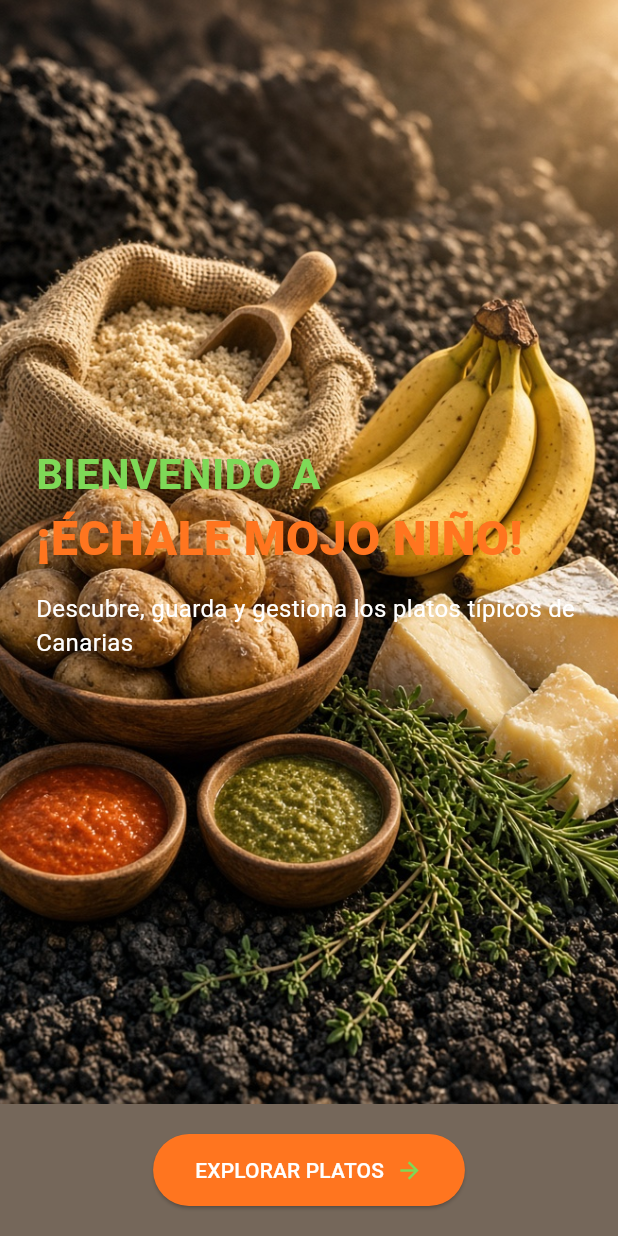
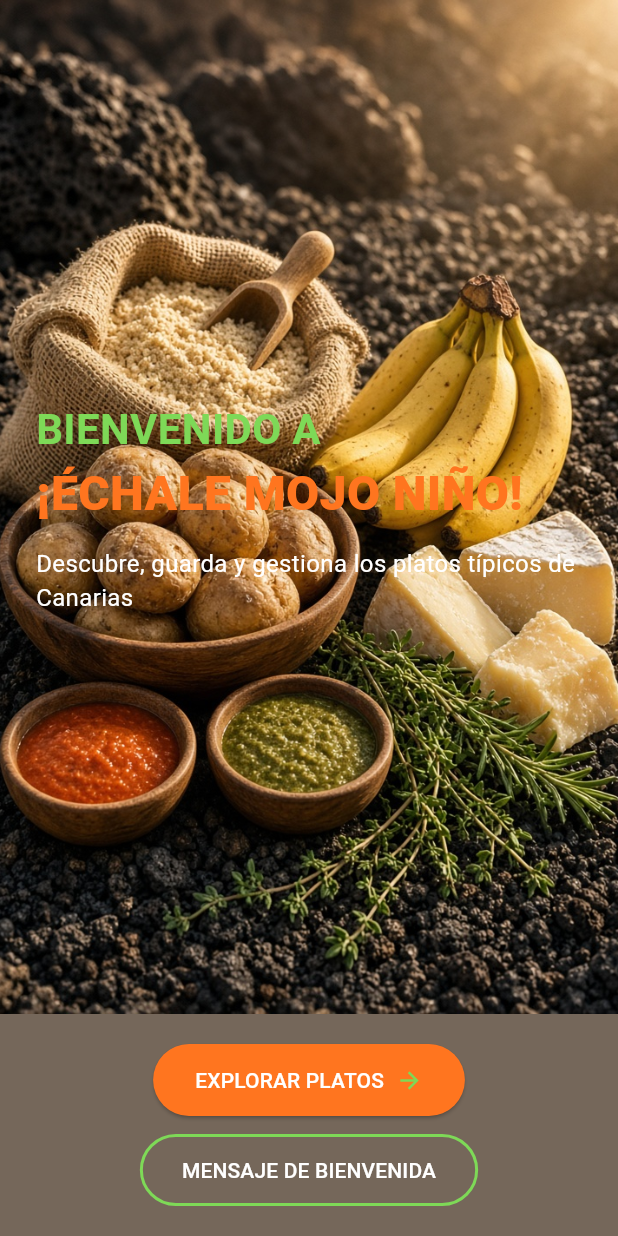
Before and after one commit to usr0852-sar/PGL-P2-MyPortfolio, a Flutter app: the Welcome screen opened by its route, on a phone screen of 412 x 824 dp. Run offline on Flutter 3.47's test engine with Material 3 defaults, Android fonts, the phone set to English and light mode, and no system bars; our stand-ins replace flutter_secure_storage, go_router, qr_flutter; accounts and stored records are empty.

Commit message:
Botón de bienvenida con el mensaje de la API

```diff
--- a/lib/widgets/welcome.dart
+++ b/lib/widgets/welcome.dart
@@ -1,11 +1,45 @@
 import 'package:flutter/material.dart';
 import 'app_drawer.dart';
+import 'package:pgl_p2_myportfolio/exceptions/app_exception.dart';
+import 'package:pgl_p2_myportfolio/services/auth_service.dart';
 
 class Welcome extends StatelessWidget {
   const Welcome({super.key});
 
+    Future<void> _saludar(BuildContext context) async {
+    String titulo = 'Bienvenida';
+    String mensaje;
+    try {
+      mensaje = await AuthService.getInstance().getWelcomeMessage();
+    } on AppException catch (e) {
+      titulo = 'Error';
+      mensaje = e.message;
+    }
+    if (!context.mounted) return;
+    await showDialog<void>(
+      context: context,
+      builder: (_) => AlertDialog(
+        backgroundColor: const Color(0xFFFFF8F1),
+        title: Text(
+          titulo,
+          style: const TextStyle(
+            fontWeight: FontWeight.bold,
+            color: Color(0xFF463521),
+          ),
+        ),
+        content: Text(mensaje),
+        actions: [
+          TextButton(
+            onPressed: () => Navigator.pop(context),
+            child: const Text('Aceptar'),
+          ),
+        ],
+      ),
+    );
+  }
   @override
   Widget build(BuildContext context) {
+
     return Scaffold(
       drawer: const AppDrawer(),
       body: Column(
@@ -59,7 +93,10 @@ class Welcome extends StatelessWidget {
               top: false,
               child: Center(
                 child: Builder(
-                  builder: (context) => ElevatedButton.icon(
+                  builder: (context) => Column(
+                    mainAxisSize: MainAxisSize.min,
+                    children: [
+                      ElevatedButton.icon(
                         onPressed: () => Scaffold.of(context).openDrawer(),
                         style: ElevatedButton.styleFrom(
                           backgroundColor: const Color(0xFFFF751F),
@@ -77,6 +114,25 @@ class Welcome extends StatelessWidget {
                         ),
                         iconAlignment: IconAlignment.end,
                       ),
+                      const SizedBox(height: 12),
+                      OutlinedButton(
+                        onPressed: () => _saludar(context),
+                        style: OutlinedButton.styleFrom(
+                          foregroundColor: Colors.white,
+                          side: const BorderSide(
+                            color: Color(0xFF7ED957),
+                            width: 2,
+                          ),
+                          shape: const StadiumBorder(),
+                          padding: const EdgeInsets.symmetric(
+                            horizontal: 28,
+                            vertical: 14,
+                          ),
+                        ),
+                        child: const Text('MENSAJE DE BIENVENIDA'),
+                      ),
+                    ],
+                  ),
                 ),
               ),
             ),
```
Lines whose indentation alone changed are shown as unchanged.
